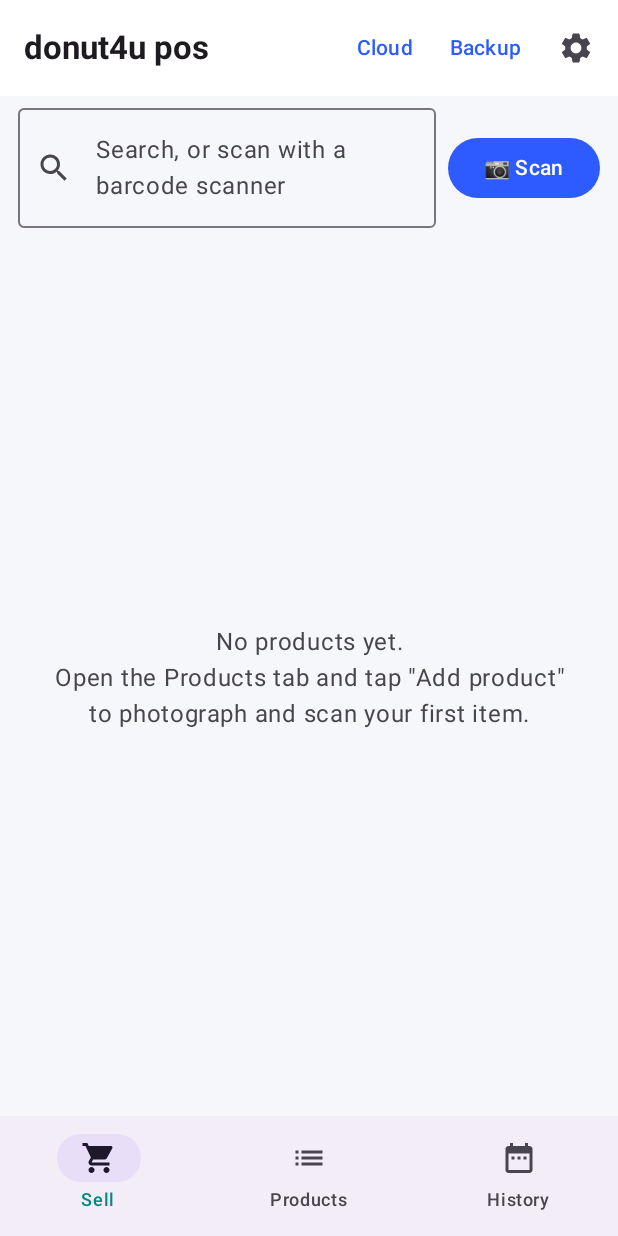
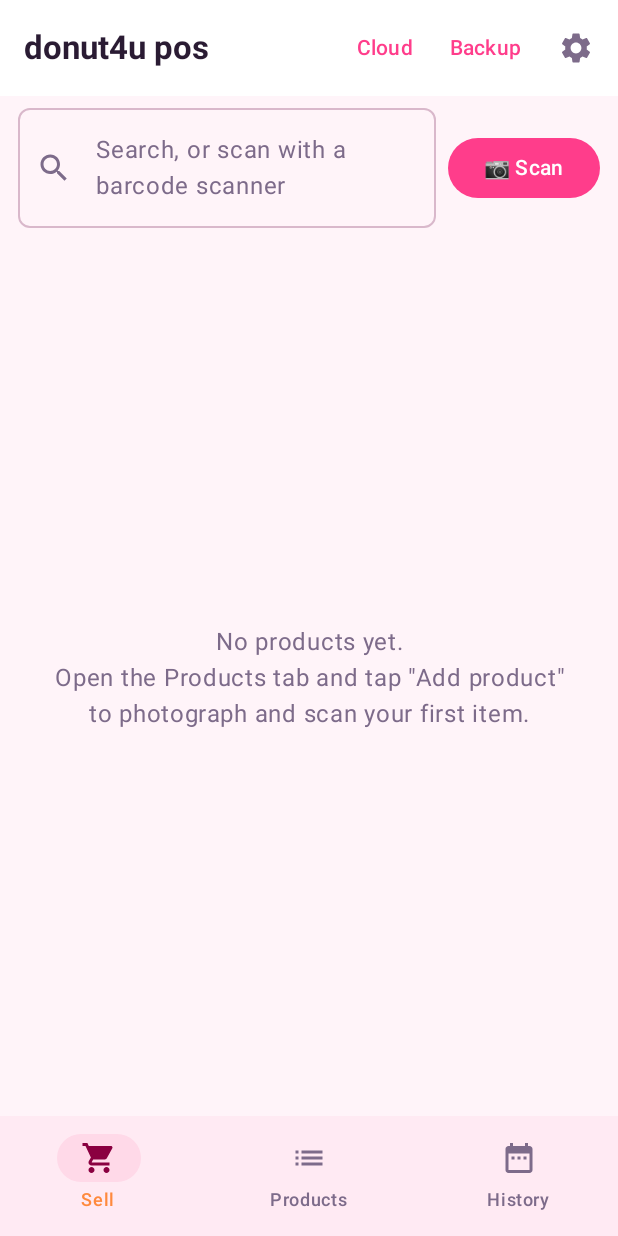
Before and after one commit to donut4u-lgtm/donut4u-pos, an Android app built with Jetpack Compose: the screen it shows after launch (MainActivity), on a phone screen of 412 x 824 dp. Run offline under Robolectric (Android 15) with nearby library versions, the phone set to English and light mode, and no system bars; our stand-ins replace Firebase (no records; nobody signed in at launch, a user with empty details on screens opened directly), Room's generated code.

Commit message:
Update Theme.kt

```diff
--- a/app/src/main/java/com/smartpos/ui/Theme.kt
+++ b/app/src/main/java/com/smartpos/ui/Theme.kt
@@ -1,12 +1,15 @@
 package com.smartpos.ui
 
 import androidx.compose.foundation.isSystemInDarkTheme
+import androidx.compose.foundation.shape.RoundedCornerShape
 import androidx.compose.material3.MaterialTheme
+import androidx.compose.material3.Shapes
 import androidx.compose.material3.darkColorScheme
 import androidx.compose.material3.lightColorScheme
 import androidx.compose.runtime.Composable
 import androidx.compose.ui.graphics.Color
 import androidx.compose.ui.graphics.luminance
+import androidx.compose.ui.unit.dp
 
 /** One color per label column. Index 0..11 (see LABEL_COLOR_COUNT in data/Entities.kt). */
 val LabelPalette = listOf(
@@ -28,24 +31,69 @@ fun labelColor(index: Int): Color = LabelPalette[Math.floorMod(index, LabelPalet
 
 fun onLabelColor(c: Color): Color = if (c.luminance() > 0.45f) Color.Black else Color.White
 
+/** The bright pink-to-orange brand colors used by the top bar. */
+val BrandPink = Color(0xFFFF3D8B)
+val BrandOrange = Color(0xFFFF8A3D)
+
 private val LightColors = lightColorScheme(
-    primary = Color(0xFF2D5BFF),
+    primary = Color(0xFFFF3D8B),
     onPrimary = Color.White,
-    secondary = Color(0xFF00897B),
-    background = Color(0xFFF6F7FB),
-    surface = Color.White
+    primaryContainer = Color(0xFFFFD9E8),
+    onPrimaryContainer = Color(0xFF45002A),
+    secondary = Color(0xFFFF8A3D),
+    onSecondary = Color.White,
+    secondaryContainer = Color(0xFFFFD9E8),
+    onSecondaryContainer = Color(0xFF8A0040),
+    tertiary = Color(0xFF7C4DFF),
+    onTertiary = Color.White,
+    tertiaryContainer = Color(0xFFE6DCFF),
+    onTertiaryContainer = Color(0xFF260070),
+    background = Color(0xFFFFF4F9),
+    onBackground = Color(0xFF2A1B33),
+    surface = Color.White,
+    onSurface = Color(0xFF2A1B33),
+    surfaceVariant = Color(0xFFF9E4EE),
+    onSurfaceVariant = Color(0xFF7D6B8A),
+    surfaceContainer = Color(0xFFFFEAF3),
+    outline = Color(0xFFD9B8CB)
 )
 
 private val DarkColors = darkColorScheme(
-    primary = Color(0xFF9DB4FF),
-    onPrimary = Color(0xFF002A8C),
-    secondary = Color(0xFF4DB6AC)
+    primary = Color(0xFFFF5FA2),
+    onPrimary = Color.White,
+    primaryContainer = Color(0xFF7A1B4A),
+    onPrimaryContainer = Color(0xFFFFD9E8),
+    secondary = Color(0xFFFFA45E),
+    onSecondary = Color(0xFF3A1B00),
+    secondaryContainer = Color(0xFF6B2144),
+    onSecondaryContainer = Color(0xFFFFD9E8),
+    tertiary = Color(0xFFB69CFF),
+    onTertiary = Color(0xFF260070),
+    tertiaryContainer = Color(0xFF4A2F9E),
+    onTertiaryContainer = Color(0xFFE6DCFF),
+    background = Color(0xFF1A1022),
+    onBackground = Color(0xFFFBEEFA),
+    surface = Color(0xFF271834),
+    onSurface = Color(0xFFFBEEFA),
+    surfaceVariant = Color(0xFF43294F),
+    onSurfaceVariant = Color(0xFFC6A9D6),
+    surfaceContainer = Color(0xFF2F1D3D),
+    outline = Color(0xFF7A5A8A)
+)
+
+private val PosShapes = Shapes(
+    extraSmall = RoundedCornerShape(8.dp),
+    small = RoundedCornerShape(12.dp),
+    medium = RoundedCornerShape(18.dp),
+    large = RoundedCornerShape(24.dp),
+    extraLarge = RoundedCornerShape(30.dp)
 )
 
 @Composable
 fun PosTheme(content: @Composable () -> Unit) {
     MaterialTheme(
         colorScheme = if (isSystemInDarkTheme()) DarkColors else LightColors,
+        shapes = PosShapes,
         content = content
     )
 }
```
